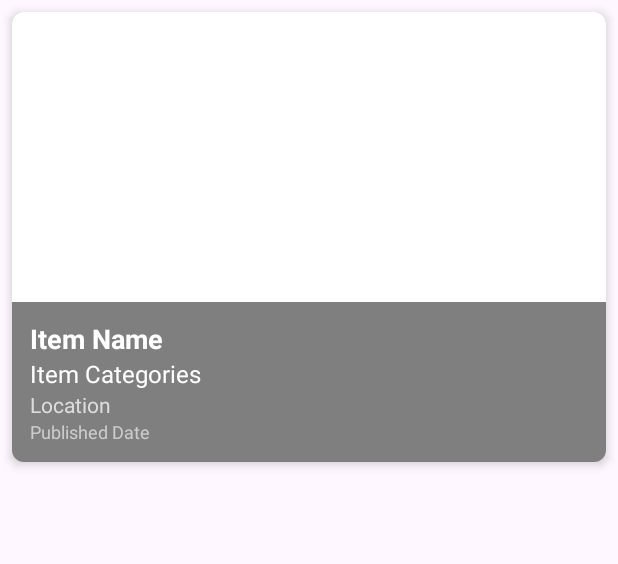
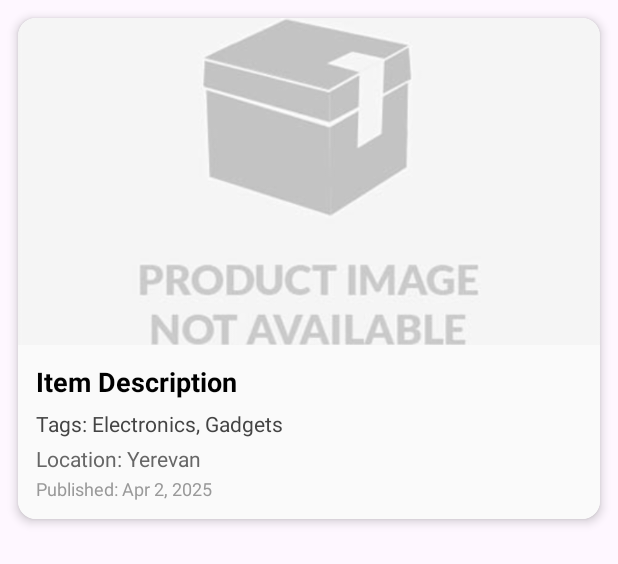
Before and after one commit to HenryBoyakhchyan/SwipSwap-SamsungFinalProject-, an Android app built with Jetpack Compose: the layout item_card.xml on its own in the app's theme, with its tools: preview values and no code run, on a phone screen of 412 x 824 dp. Shown: the top 564 px of the screen. Run offline under Robolectric (Android 15) with nearby library versions, the light colour scheme and no system bars.

Commit message:
EditSwapItem

```diff
--- a/app/src/main/java/com/example/swipswapsamsungfinalproject/ItemCard.java
+++ b/app/src/main/java/com/example/swipswapsamsungfinalproject/ItemCard.java
@@ -1,4 +1,7 @@
 package com.example.swipswapsamsungfinalproject;
+
+import android.content.Intent;
+import android.widget.ImageView;
 
 import com.google.firebase.Timestamp;
 import java.util.List;
--- a/app/src/main/java/com/example/swipswapsamsungfinalproject/MessagesActivity.java
+++ b/app/src/main/java/com/example/swipswapsamsungfinalproject/MessagesActivity.java
@@ -145,7 +145,7 @@ public class MessagesActivity extends AppCompatActivity {
         Map<String, Object> message = new HashMap<>();
         message.put("senderId", userId);
         message.put("text", text);
-        message.put("timestamp", System.currentTimeMillis());
+        message.put("timestamp", com.google.firebase.Timestamp.now());
 
         db.collection("chats").document(chatId)
                 .collection("messages")
--- a/app/src/main/res/layout/item_card.xml
+++ b/app/src/main/res/layout/item_card.xml
@@ -1,73 +1,78 @@
-<?xml version="1.0" encoding="utf-8"?>
-<androidx.cardview.widget.CardView
-    xmlns:android="http://schemas.android.com/apk/res/android"
+<androidx.cardview.widget.CardView xmlns:android="http://schemas.android.com/apk/res/android"
     xmlns:app="http://schemas.android.com/apk/res-auto"
     android:layout_width="match_parent"
     android:layout_height="wrap_content"
-    android:layout_margin="8dp"
-    app:cardCornerRadius="8dp"
+    android:layout_margin="12dp"
+    app:cardCornerRadius="12dp"
     app:cardElevation="4dp">
 
-    <FrameLayout
+    <androidx.constraintlayout.widget.ConstraintLayout
         android:layout_width="match_parent"
         android:layout_height="wrap_content">
 
+        <!-- Image with max height -->
         <ImageView
             android:id="@+id/item_image"
-            android:layout_width="match_parent"
-            android:layout_height="300dp"
+            android:layout_width="0dp"
+            android:layout_height="0dp"
             android:scaleType="centerCrop"
-            android:adjustViewBounds="true" />
+            android:adjustViewBounds="true"
+            android:src="@drawable/placeholder_image"
+            app:layout_constraintTop_toTopOf="parent"
+            app:layout_constraintStart_toStartOf="parent"
+            app:layout_constraintEnd_toEndOf="parent"
+            app:layout_constraintDimensionRatio="H,16:9"
+            app:layout_constraintBottom_toTopOf="@+id/info_block" />
 
+        <!-- Info Block Below Image -->
         <LinearLayout
-            android:layout_width="match_parent"
+            android:id="@+id/info_block"
+            android:layout_width="0dp"
             android:layout_height="wrap_content"
-            android:layout_gravity="bottom"
             android:orientation="vertical"
             android:padding="12dp"
-            android:background="#80000000"> <!-- semi-transparent black -->
+            android:background="#FAFAFA"
+            app:layout_constraintTop_toBottomOf="@id/item_image"
+            app:layout_constraintStart_toStartOf="parent"
+            app:layout_constraintEnd_toEndOf="parent"
+            app:layout_constraintBottom_toBottomOf="parent">
 
             <TextView
                 android:id="@+id/item_name"
                 android:layout_width="match_parent"
                 android:layout_height="wrap_content"
-                android:text="Item Name"
+                android:text="Item Description"
                 android:textSize="18sp"
-                android:textColor="#FFFFFF"
                 android:textStyle="bold"
-                android:maxLines="2"
-                android:ellipsize="end"/>
+                android:textColor="#000000"
+                android:layout_marginBottom="6dp" />
 
             <TextView
                 android:id="@+id/item_categories"
                 android:layout_width="match_parent"
                 android:layout_height="wrap_content"
-                android:text="Item Categories"
-                android:textSize="16sp"
-                android:textColor="#FFFFFF"
-                android:maxLines="1"
-                android:ellipsize="end"/>
+                android:text="Tags: Electronics, Gadgets"
+                android:textSize="14sp"
+                android:textColor="#444444"
+                android:layout_marginBottom="4dp" />
 
             <TextView
                 android:id="@+id/item_location"
                 android:layout_width="match_parent"
                 android:layout_height="wrap_content"
-                android:text="Location"
+                android:text="Location: Yerevan"
                 android:textSize="14sp"
-                android:textColor="#DDDDDD"
-                android:maxLines="1"
-                android:ellipsize="end"/>
+                android:textColor="#666666"
+                android:layout_marginBottom="2dp"/>
 
             <TextView
                 android:id="@+id/item_published_date"
                 android:layout_width="match_parent"
                 android:layout_height="wrap_content"
-                android:text="Published Date"
+                android:text="Published: Apr 2, 2025"
                 android:textSize="12sp"
-                android:textColor="#CCCCCC"/>
-
+                android:textColor="#999999"/>
         </LinearLayout>
 
-    </FrameLayout>
-
+    </androidx.constraintlayout.widget.ConstraintLayout>
 </androidx.cardview.widget.CardView>
```
Also changed, not shown: app/src/main/java/com/example/swipswapsamsungfinalproject/CreateActivity.java (+107 -44 lines), app/src/main/java/com/example/swipswapsamsungfinalproject/ItemAdapter.java (+13 -0 lines), app/src/main/res/layout/item_card_layout.xml (+28 -6 lines), app/src/main/res/drawable/edit.png (added).
